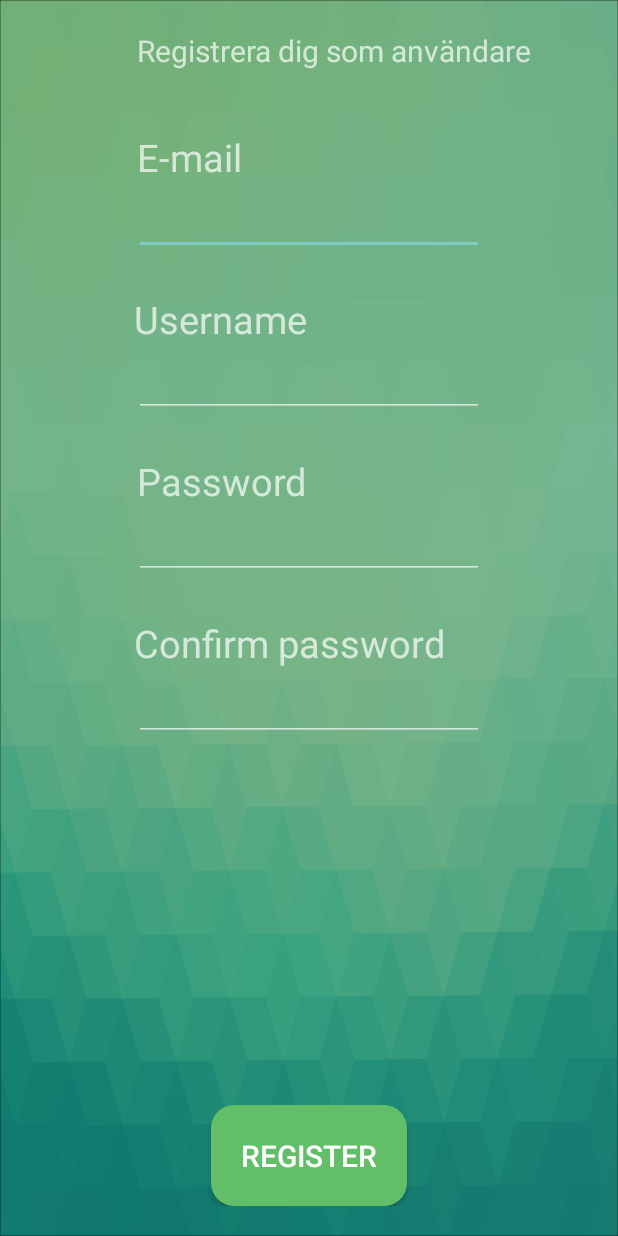
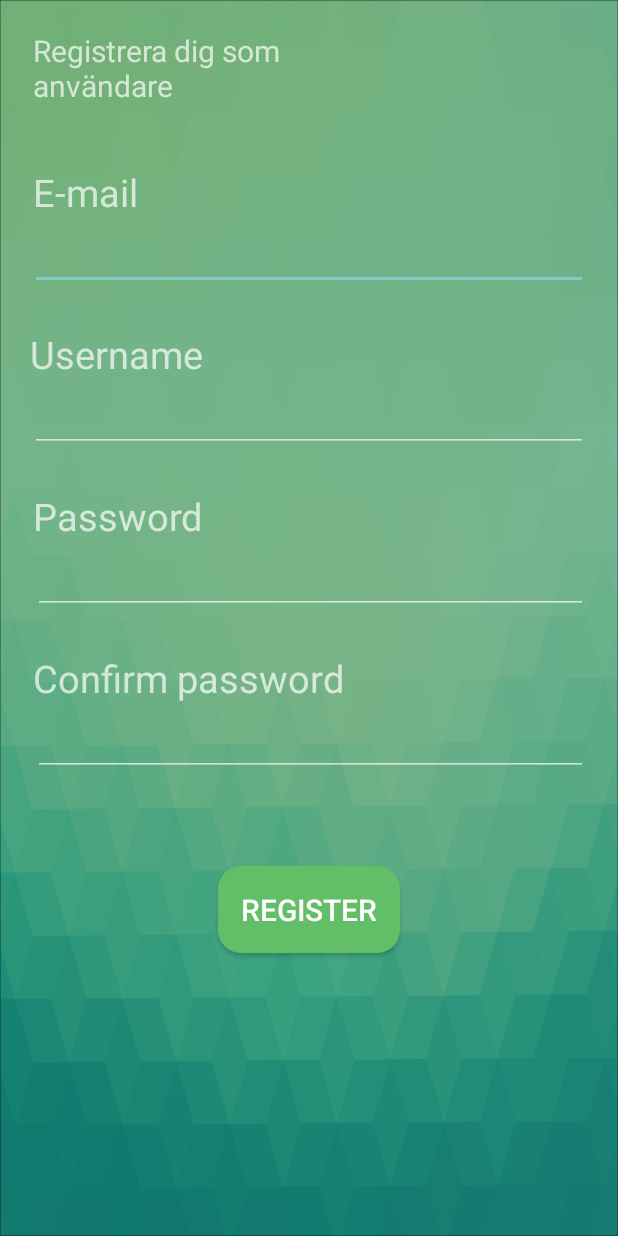
Before and after one commit to victorRomlin/android, an Android app: the CreateUserActivity screen opened directly, with no data from a screen before it, after a tap on "REGISTER", on a phone screen of 412 x 824 dp. Run offline under Robolectric (Android 15) with nearby library versions, the phone set to English and light mode, and no system bars.

Commit message:
create user 2.0

```diff
--- a/MyApplication2/app/src/main/AndroidManifest.xml
+++ b/MyApplication2/app/src/main/AndroidManifest.xml
@@ -6,12 +6,11 @@
 
     <application
         android:allowBackup="true"
-        android:icon="@drawable/logo"
+        android:icon="@drawable/logga1"
         android:label="@string/app_name"
         android:supportsRtl="true"
         android:debuggable="true"
-        android:theme="@style/Theme.AppCompat.NoActionBar"
-        >
+        android:theme="@style/Theme.AppCompat.NoActionBar">
 
         <activity
             android:name=".MainActivity">
@@ -25,7 +24,8 @@
             android:name=".LoginActivity">
         </activity>
         <activity
-            android:name=".CreateUserActivity">
+            android:name=".CreateUserActivity"
+            android:windowSoftInputMode="adjustResize">
         </activity>
 
     </application>
--- a/MyApplication2/app/src/main/java/com/example/martin/myapplication/CreateUserActivity.java
+++ b/MyApplication2/app/src/main/java/com/example/martin/myapplication/CreateUserActivity.java
@@ -3,7 +3,9 @@ package com.example.martin.myapplication;
 import android.app.Activity;
 import android.os.Bundle;
 import android.view.View;
+import android.view.WindowManager;
 import android.widget.EditText;
+import android.widget.Toast;
 
 /**
  * Created by Martin on 2016-04-07.
@@ -18,6 +20,7 @@ public class CreateUserActivity extends Activity {
     protected void onCreate(Bundle savedInstanceState) {
         super.onCreate(savedInstanceState);
         setContentView(R.layout.createuser);
+        getWindow().setSoftInputMode(WindowManager.LayoutParams.SOFT_INPUT_STATE_HIDDEN);
     }
 
 
@@ -26,11 +29,20 @@ public class CreateUserActivity extends Activity {
 
             email = ((EditText) findViewById(R.id.textemail)).getText().toString();
             username = ((EditText) findViewById(R.id.textusername)).getText().toString();
-            password = ((EditText) findViewById(R.id.textpassword)).getText().toString();
-            confirmedpassword = ((EditText) findViewById(R.id.textconfirmpassword)).getText().toString();
+            EditText editTextPwd = ((EditText) findViewById(R.id.textpassword));
+            password = editTextPwd.getText().toString();
+            EditText editTextPwdCon = ((EditText) findViewById(R.id.textconfirmpassword));
+            confirmedpassword = editTextPwdCon.getText().toString();
 
             if(password.equals(confirmedpassword)){
+                System.out.println("Equal");
                 // skicka data till server HÄR (anropa Connect() ).
+            }
+
+            else{
+                Toast.makeText(getApplicationContext(), "Password does not match the confirm password.", Toast.LENGTH_LONG).show();
+                editTextPwd.setText("");
+                editTextPwdCon.setText("");
             }
     }
     }
--- a/MyApplication2/app/src/main/java/com/example/martin/myapplication/MainActivity.java
+++ b/MyApplication2/app/src/main/java/com/example/martin/myapplication/MainActivity.java
@@ -200,7 +200,7 @@ public class MainActivity extends AppCompatActivity {
 
     private String SetupURLValueSend(String program, String[] values, String[] keys,String username,String password){
 
-        String ipadress = "http://130.238.15.239/lvl2/";
+        String ipadress = "www.lifebyme.stsvt16.student.it.uu.se/php/";
         String data = "";
         try {
             data = ipadress+program+URLEncoder.encode("name", "UTF-8") + "=" + URLEncoder.encode(username, "UTF-8");
--- a/MyApplication2/app/src/main/res/layout/createuser.xml
+++ b/MyApplication2/app/src/main/res/layout/createuser.xml
@@ -5,9 +5,14 @@
     android:background="@drawable/bakgrund"
     android:weightSum="1">
 
+    <ScrollView
+        android:layout_width="fill_parent"
+        android:layout_height="fill_parent"
+        android:id="@+id/scrollView">
+
     <RelativeLayout
         android:layout_width="match_parent"
-        android:layout_height="match_parent"
+        android:layout_height="620dp"
         android:layout_gravity="top|left"
         android:layout_margin="20dp"
         android:scrollIndicators="right"
@@ -54,18 +59,21 @@
             android:id="@+id/textemail"
             android:textSize="20dp"
             android:layout_below="@+id/textView3"
-            android:layout_centerHorizontal="true" />
+            android:layout_alignParentLeft="true"
+            android:layout_alignParentStart="true"
+            android:layout_alignParentRight="true"
+            android:layout_alignParentEnd="true" />
 
         <EditText
             android:layout_width="wrap_content"
             android:layout_height="wrap_content"
             android:id="@+id/textusername"
             android:layout_below="@+id/textView4"
-            android:layout_alignLeft="@+id/textemail"
-            android:layout_alignStart="@+id/textemail"
+            android:textSize="20dp"
             android:layout_alignRight="@+id/textemail"
             android:layout_alignEnd="@+id/textemail"
-            android:textSize="20dp" />
+            android:layout_alignParentLeft="true"
+            android:layout_alignParentStart="true" />
 
         <EditText
             android:layout_width="wrap_content"
@@ -75,21 +83,10 @@
             android:id="@+id/textpassword"
             android:textSize="20dp"
             android:layout_below="@+id/textView5"
-            android:layout_alignLeft="@+id/textusername"
-            android:layout_alignStart="@+id/textusername" />
-
-        <Button
-            android:layout_width="wrap_content"
-            android:layout_height="wrap_content"
-            android:text="Register"
-            android:id="@+id/button3"
-            android:padding="20dp"
-            android:textSize="20dp"
-            android:textColor="#ffffff"
-            android:background="@drawable/cornersbutton"
-            android:onClick="onButtonClick"
-            android:layout_alignParentBottom="true"
-            android:layout_centerHorizontal="true" />
+            android:layout_alignLeft="@+id/textconfirmpassword"
+            android:layout_alignStart="@+id/textconfirmpassword"
+            android:layout_alignRight="@+id/textusername"
+            android:layout_alignEnd="@+id/textusername" />
 
         <TextView
             android:layout_width="wrap_content"
@@ -99,7 +96,9 @@
             android:textSize="20dp"
             android:layout_alignParentTop="true"
             android:layout_alignLeft="@+id/textView3"
-            android:layout_alignStart="@+id/textView3" />
+            android:layout_alignStart="@+id/textView3"
+            android:layout_alignRight="@+id/textView7"
+            android:layout_alignEnd="@+id/textView7" />
 
         <TextView
             android:layout_width="wrap_content"
@@ -120,8 +119,28 @@
             android:id="@+id/textconfirmpassword"
             android:textSize="20dp"
             android:layout_below="@+id/textView7"
-            android:layout_alignLeft="@+id/textView7"
-            android:layout_alignStart="@+id/textView7" />
+            android:layout_alignLeft="@+id/textView5"
+            android:layout_alignStart="@+id/textView5"
+            android:layout_alignParentRight="true"
+            android:layout_alignParentEnd="true" />
+
+        <Button
+            android:layout_width="wrap_content"
+            android:layout_height="wrap_content"
+            android:text="Register"
+            android:id="@+id/button3"
+            android:padding="15dp"
+            android:textSize="20dp"
+            android:textColor="#ffffff"
+            android:background="@drawable/cornersbutton"
+            android:onClick="onButtonClick"
+            android:layout_gravity="right|top"
+            android:layout_below="@+id/textconfirmpassword"
+            android:layout_centerHorizontal="true"
+            android:layout_marginTop="60dp" />
 
     </RelativeLayout>
+
+    </ScrollView>
+
 </FrameLayout>
```
